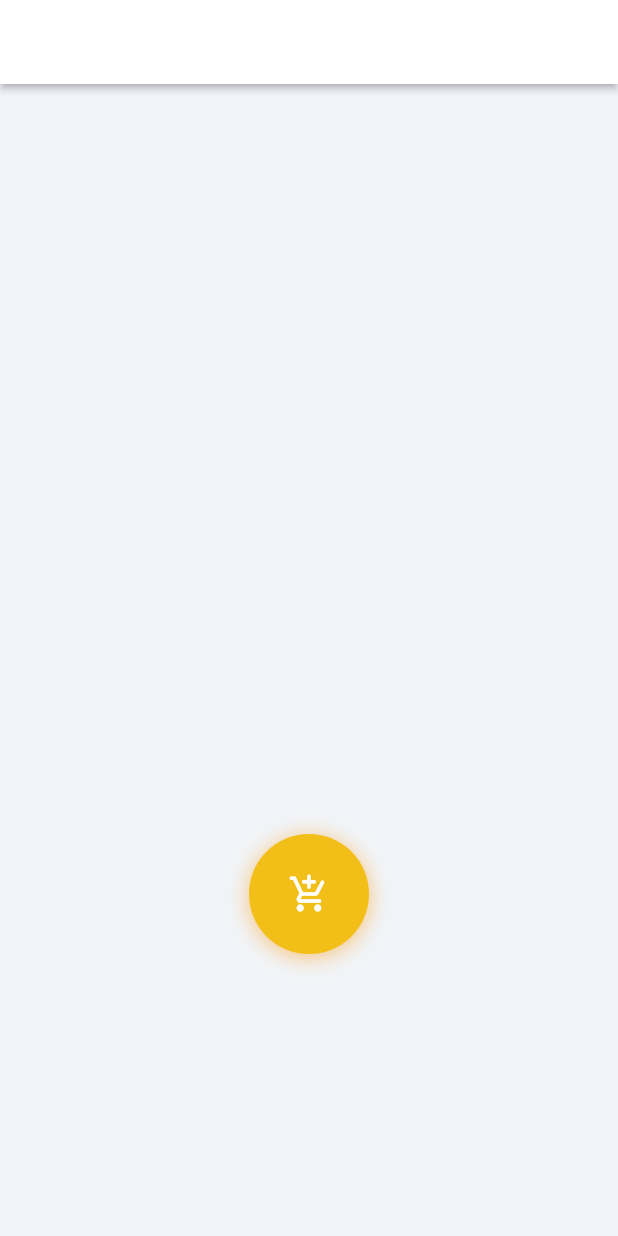
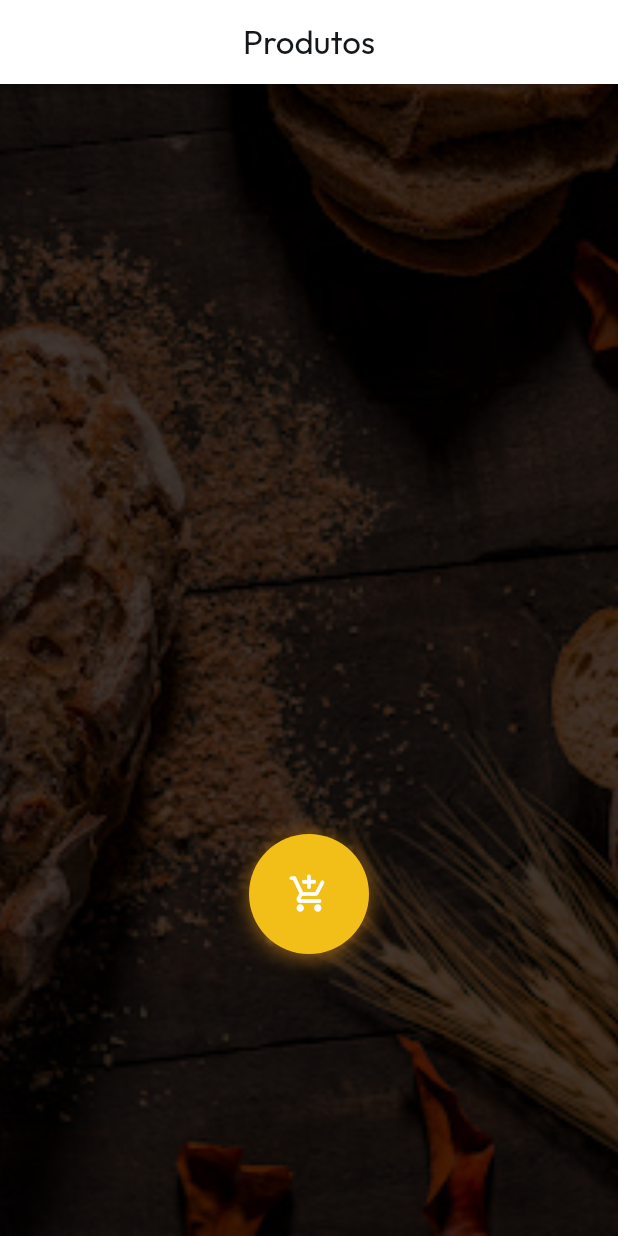
Before and after one commit to WIL-TZY/controleEstoque, a Flutter app: the screen it shows once a user with an empty profile is signed in, on a phone screen of 412 x 824 dp. Run offline on Flutter 3.47's test engine with Material 2 defaults, Android fonts, the light colour scheme and no system bars; our stand-ins replace auto_size_text, cached_network_image, cloud_firestore, firebase_auth, firebase_core, font_awesome_flutter and 9 more; missing offline and left inert: aligned_dialog, json_path; accounts and stored records are empty.

Commit message:
New background image.

```diff
--- a/lib/pages/produtos/produtos_widget.dart
+++ b/lib/pages/produtos/produtos_widget.dart
@@ -62,8 +62,10 @@
             borderRadius: 30.0,
             borderWidth: 1.0,
             buttonSize: 60.0,
+            hoverColor: FlutterFlowTheme.of(context).primary,
+            hoverIconColor: FlutterFlowTheme.of(context).primaryText,
             icon: const Icon(
-              Icons.arrow_back_rounded,
+              Icons.arrow_back,
               color: Colors.white,
               size: 30.0,
             ),
@@ -79,7 +81,7 @@
             'Produtos',
             style: FlutterFlowTheme.of(context).headlineMedium.override(
                   fontFamily: 'Outfit',
-                  color: Colors.white,
+                  color: FlutterFlowTheme.of(context).primaryText,
                   fontSize: 22.0,
                 ),
           ),
@@ -89,14 +91,33 @@
         ),
         body: SafeArea(
           top: true,
-          child: Padding(
+          child: SizedBox(
+            width: MediaQuery.sizeOf(context).width * 1.0,
+            height: MediaQuery.sizeOf(context).height * 1.0,
+            child: Stack(
+              children: [
+                Container(
+                  width: MediaQuery.sizeOf(context).width * 1.0,
+                  height: MediaQuery.sizeOf(context).height * 1.0,
+                  decoration: BoxDecoration(
+                    color: FlutterFlowTheme.of(context).secondaryBackground,
+                    image: DecorationImage(
+                      fit: BoxFit.cover,
+                      image: Image.asset(
+                        'assets/images/overlay.png',
+                      ).image,
+                    ),
+                  ),
+                ),
+                Padding(
                   padding: const EdgeInsetsDirectional.fromSTEB(0.0, 100.0, 0.0, 0.0),
                   child: Column(
                     mainAxisSize: MainAxisSize.max,
                     children: [
                       StreamBuilder<List<ProdutosRecord>>(
                         stream: queryProdutosRecord(
-                    queryBuilder: (produtosRecord) => produtosRecord.where(
+                          queryBuilder: (produtosRecord) =>
+                              produtosRecord.where(
                             'emestoque',
                             isEqualTo: false,
                           ),
@@ -117,12 +138,14 @@
                             );
                           }
                           List<ProdutosRecord>
-                        listviewNaoCompradosProdutosRecordList = snapshot.data!;
+                              listviewNaoCompradosProdutosRecordList =
+                              snapshot.data!;
                           return ListView.builder(
                             padding: EdgeInsets.zero,
                             shrinkWrap: true,
                             scrollDirection: Axis.vertical,
-                      itemCount: listviewNaoCompradosProdutosRecordList.length,
+                            itemCount:
+                                listviewNaoCompradosProdutosRecordList.length,
                             itemBuilder: (context, listviewNaoCompradosIndex) {
                               final listviewNaoCompradosProdutosRecord =
                                   listviewNaoCompradosProdutosRecordList[
@@ -162,12 +185,14 @@
                                         padding: const EdgeInsetsDirectional.fromSTEB(
                                             8.0, 0.0, 0.0, 0.0),
                                         child: Text(
-                                    listviewNaoCompradosProdutosRecord.produto,
+                                          listviewNaoCompradosProdutosRecord
+                                              .produto,
                                           style: FlutterFlowTheme.of(context)
                                               .bodyMedium
                                               .override(
                                                 fontFamily: 'Poppins',
-                                          color: FlutterFlowTheme.of(context)
+                                                color:
+                                                    FlutterFlowTheme.of(context)
                                                         .primaryText,
                                                 fontSize: 15.0,
                                               ),
@@ -183,7 +208,8 @@
                       ),
                       StreamBuilder<List<ProdutosRecord>>(
                         stream: queryProdutosRecord(
-                    queryBuilder: (produtosRecord) => produtosRecord.where(
+                          queryBuilder: (produtosRecord) =>
+                              produtosRecord.where(
                             'emestoque',
                             isEqualTo: true,
                           ),
@@ -203,13 +229,15 @@
                               ),
                             );
                           }
-                    List<ProdutosRecord> listviewCompradosProdutosRecordList =
+                          List<ProdutosRecord>
+                              listviewCompradosProdutosRecordList =
                               snapshot.data!;
                           return ListView.builder(
                             padding: EdgeInsets.zero,
                             shrinkWrap: true,
                             scrollDirection: Axis.vertical,
-                      itemCount: listviewCompradosProdutosRecordList.length,
+                            itemCount:
+                                listviewCompradosProdutosRecordList.length,
                             itemBuilder: (context, listviewCompradosIndex) {
                               final listviewCompradosProdutosRecord =
                                   listviewCompradosProdutosRecordList[
@@ -248,7 +276,8 @@
                                         padding: const EdgeInsetsDirectional.fromSTEB(
                                             8.0, 0.0, 0.0, 0.0),
                                         child: Text(
-                                    listviewCompradosProdutosRecord.produto,
+                                          listviewCompradosProdutosRecord
+                                              .produto,
                                           style: FlutterFlowTheme.of(context)
                                               .bodyMedium
                                               .override(
@@ -267,7 +296,8 @@
                         },
                       ),
                       Padding(
-                  padding: const EdgeInsetsDirectional.fromSTEB(0.0, 400.0, 0.0, 0.0),
+                        padding: const EdgeInsetsDirectional.fromSTEB(
+                            0.0, 400.0, 0.0, 0.0),
                         child: Stack(
                           children: [
                             Align(
@@ -299,20 +329,25 @@
                                         context: context,
                                         isGlobal: true,
                                         avoidOverflow: false,
-                                  targetAnchor: const AlignmentDirectional(0.0, 0.0)
-                                      .resolve(Directionality.of(context)),
-                                  followerAnchor: const AlignmentDirectional(0.0, 0.0)
-                                      .resolve(Directionality.of(context)),
+                                        targetAnchor:
+                                            const AlignmentDirectional(0.0, 0.0)
+                                                .resolve(
+                                                    Directionality.of(context)),
+                                        followerAnchor:
+                                            const AlignmentDirectional(0.0, 0.0)
+                                                .resolve(
+                                                    Directionality.of(context)),
                                         builder: (dialogContext) {
                                           return Material(
                                             color: Colors.transparent,
                                             child: GestureDetector(
-                                        onTap: () => _model
-                                                .unfocusNode.canRequestFocus
+                                              onTap: () => _model.unfocusNode
+                                                      .canRequestFocus
                                                   ? FocusScope.of(context)
                                                       .requestFocus(
                                                           _model.unfocusNode)
-                                            : FocusScope.of(context).unfocus(),
+                                                  : FocusScope.of(context)
+                                                      .unfocus(),
                                               child: const AddProdutoWidget(),
                                             ),
                                           );
@@ -334,6 +369,9 @@
                     ],
                   ),
                 ),
+              ],
+            ),
+          ),
         ),
       ),
     );
```
Lines whose indentation alone changed are shown as unchanged.
